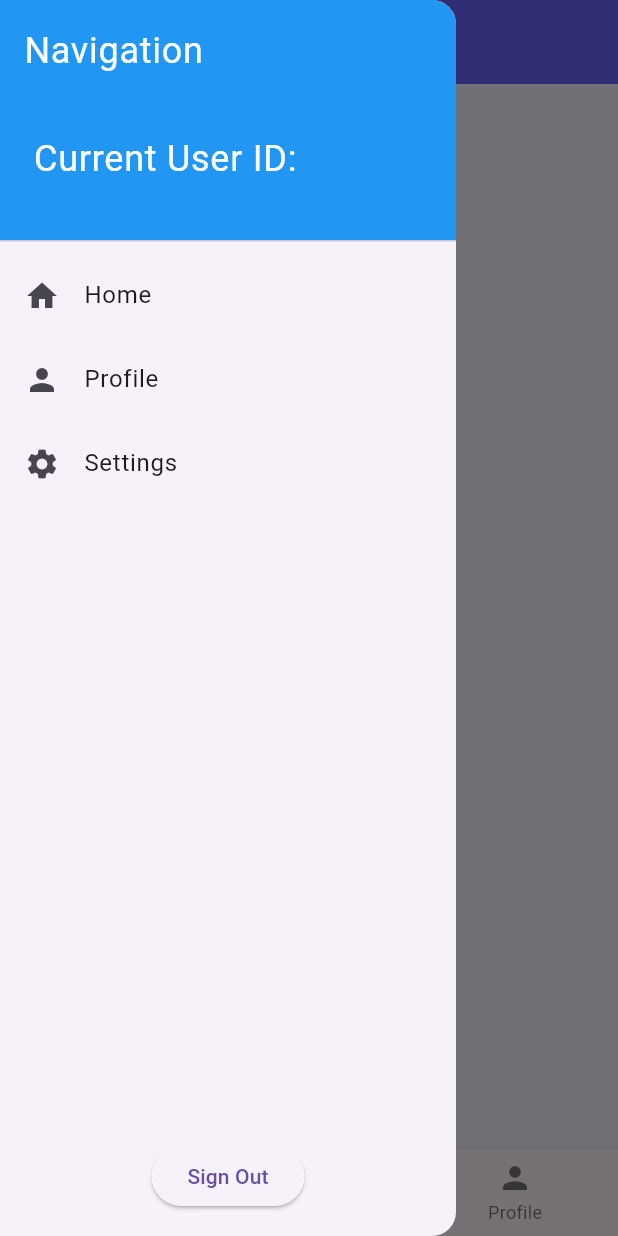
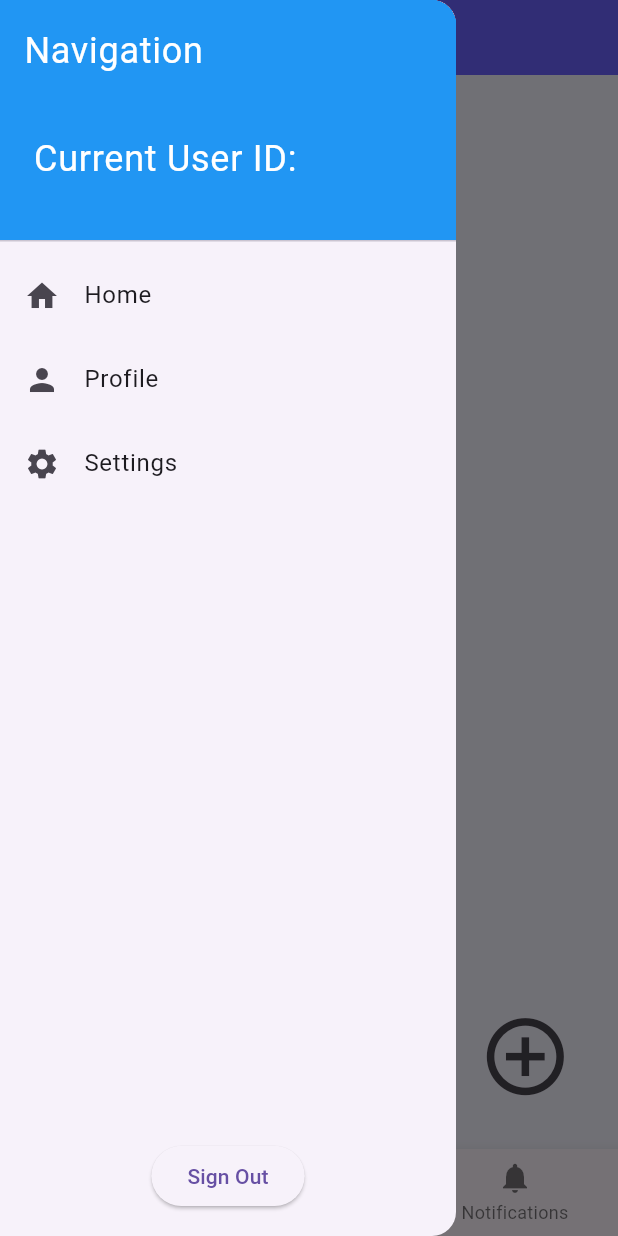
Before and after one commit to IK-49/Scribe, a Flutter app: the screen it shows once a user with an empty profile is signed in, with the side drawer open, on a phone screen of 412 x 824 dp. Run offline on Flutter 3.47's test engine with Material 3 defaults, Android fonts, the phone set to English and light mode, and no system bars; our stand-ins replace cloud_firestore, firebase_auth, firebase_core, share_plus; missing offline and left inert: flutter_quill; accounts and stored records are empty; network calls fail.

```diff
--- a/lib/main_pages/feed.dart
+++ b/lib/main_pages/feed.dart
@@ -20,7 +20,6 @@ class _FeedState extends State<Feed> {
   @override
   void initState() {
     super.initState();
-    // No need to call getPosts() here since StreamBuilder will handle it
   }
 
   Stream<List<Post>> getPosts() {
@@ -29,15 +28,16 @@ class _FeedState extends State<Feed> {
         .orderBy('createdAt', descending: true)
         .snapshots()
         .map((snapshot) => snapshot.docs
-            .map((doc) =>
-                Post.fromJson(doc.data(), doc.id)) // Pass doc.id if needed
+            .map((doc) => Post.fromJson(doc.data(), doc.id)) // Pass doc.id if needed
             .toList());
   }
 
   @override
   Widget build(BuildContext context) {
     return Scaffold(
-      body: StreamBuilder<List<Post>>(
+      body: Stack(
+        children: [
+          StreamBuilder<List<Post>>(
             stream: getPosts(), // Listening to Firestore updates
             builder: (context, snapshot) {
               if (snapshot.hasError) {
@@ -63,13 +63,30 @@ class _FeedState extends State<Feed> {
                         ),
                       );
                     },
-                child:
-                    PostCard(post: post), // Ensure PostCard widget is defined
+                    child: PostCard(post: post), // Ensure PostCard widget is defined
                   );
                 },
               );
             },
           ),
+          Align(
+            alignment: Alignment.bottomRight,
+            child: SizedBox(
+              height: MediaQuery.of(context).size.height * 0.15,
+              width: MediaQuery.of(context).size.height * 0.15,
+              child: FittedBox(
+                child: IconButton(
+                  icon: Icon(Icons.add_circle_outline),
+                  onPressed: () {
+                    Navigator.push(context,
+                        MaterialPageRoute(builder: (context) => NewPost()));
+                  },
+                ),
+              ),
+            ),
+          ),
+        ],
+      ),
     );
   }
 }
--- a/lib/main_pages/main_page.dart
+++ b/lib/main_pages/main_page.dart
@@ -41,7 +41,8 @@ class _MainScreenState extends State<MainScreen> {
     if (response.statusCode == 200) {
       Map json = jsonDecode(response.body);
       setState(() {
-        prompt = json['todaysPick']; // Replace the placeholder with the actual prompt
+        prompt = json[
+            'todaysPick']; // Replace the placeholder with the actual prompt
       });
     } else {
       setState(() {
@@ -53,7 +54,9 @@ class _MainScreenState extends State<MainScreen> {
   @override
   Widget build(BuildContext context) {
     return Scaffold(
+      // Scaffold defines the structure of the screen
       appBar: AppBar(
+        toolbarHeight: 50,
         backgroundColor: Color.fromARGB(255, 107, 99, 255),
         leading: Builder(
           builder: (BuildContext context) {
@@ -66,6 +69,13 @@ class _MainScreenState extends State<MainScreen> {
           },
         ),
         title: Text("Scribe"),
+        centerTitle: true,
+        /*shape: RoundedRectangleBorder(
+          borderRadius: BorderRadius.only(
+            bottomLeft: Radius.circular(25),
+            bottomRight: Radius.circular(25),
+          ),
+        ),*/
       ),
       body: Stack(
         children: [
@@ -108,13 +118,13 @@ class _MainScreenState extends State<MainScreen> {
                     width: MediaQuery.of(context).size.width * 0.5,
                     padding: EdgeInsets.all(16.0),
                     decoration: BoxDecoration(
-                      color: Colors.blueAccent.withOpacity(0.9),
+                      color: const Color.fromARGB(255, 224, 211, 211),
                       borderRadius: BorderRadius.circular(12),
                     ),
                     child: Text(
                       prompt, // Display the fetched prompt here
                       style: TextStyle(
-                        color: Colors.white,
+                        color: Colors.black, // Adjusted for readability
                         fontSize: 16,
                       ),
                     ),
@@ -131,12 +141,12 @@ class _MainScreenState extends State<MainScreen> {
             label: 'Feed',
           ),
           BottomNavigationBarItem(
+            icon: Icon(Icons.person),
+            label: 'Profile',
+          ),
+          BottomNavigationBarItem(
             icon: Icon(Icons.notifications),
             label: 'Notifications',
-          ),
-          BottomNavigationBarItem(
-            icon: Icon(Icons.person),
-            label: 'Profile',
           ),
         ],
         currentIndex: _selectedIndex,
@@ -157,8 +167,10 @@ class _MainScreenState extends State<MainScreen> {
                     child: Text(
                       'Navigation' +
                           "\n\n Current User ID: " +
-                          FirebaseAuth.instance.currentUser!.displayName
-                              .toString(),
+                          (FirebaseAuth.instance.currentUser != null
+                              ? FirebaseAuth.instance.currentUser!.displayName
+                                  .toString()
+                              : 'Guest'),
                       style: TextStyle(
                         color: Colors.white,
                         fontSize: 24,
--- a/lib/post/new_post.dart
+++ b/lib/post/new_post.dart
@@ -34,6 +34,8 @@ class _NewPostState extends State<NewPost> {
       'preview': preview,
       'fullContent': postContent,
       'createdAt': Timestamp.now(), // Store creation timestamp
+      'likeCount': 0,
+      'likedBy': "",
     }).then((value) {
       // Successfully added post, navigate to the main screen
       print('Post Added');
```
Also changed, not shown: lib/post/post_card.dart (+14 -1 lines), lib/main.dart (line endings or trailing spaces). Lines whose indentation alone changed are shown as unchanged.
